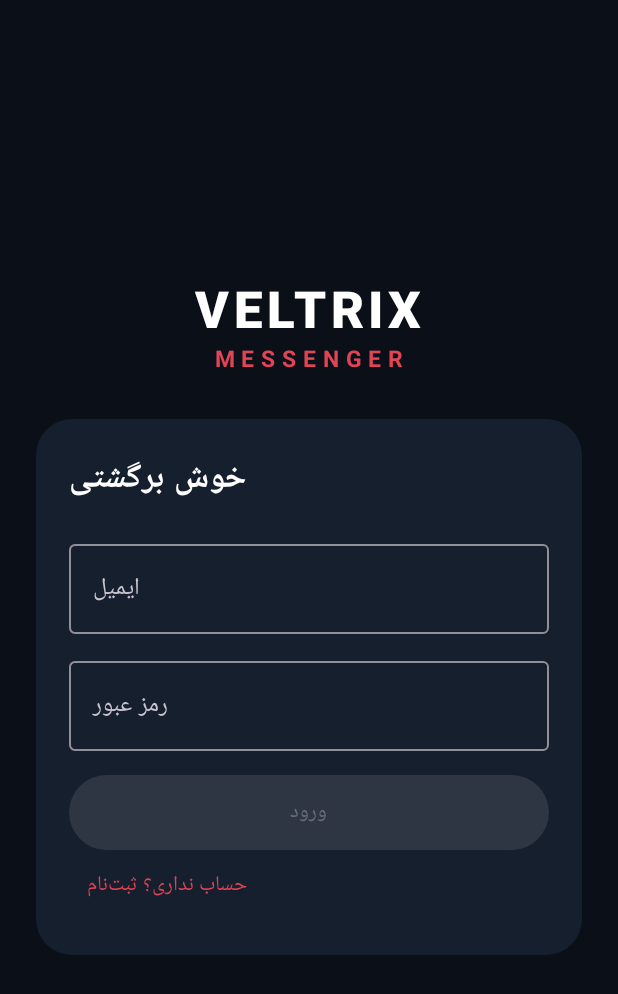
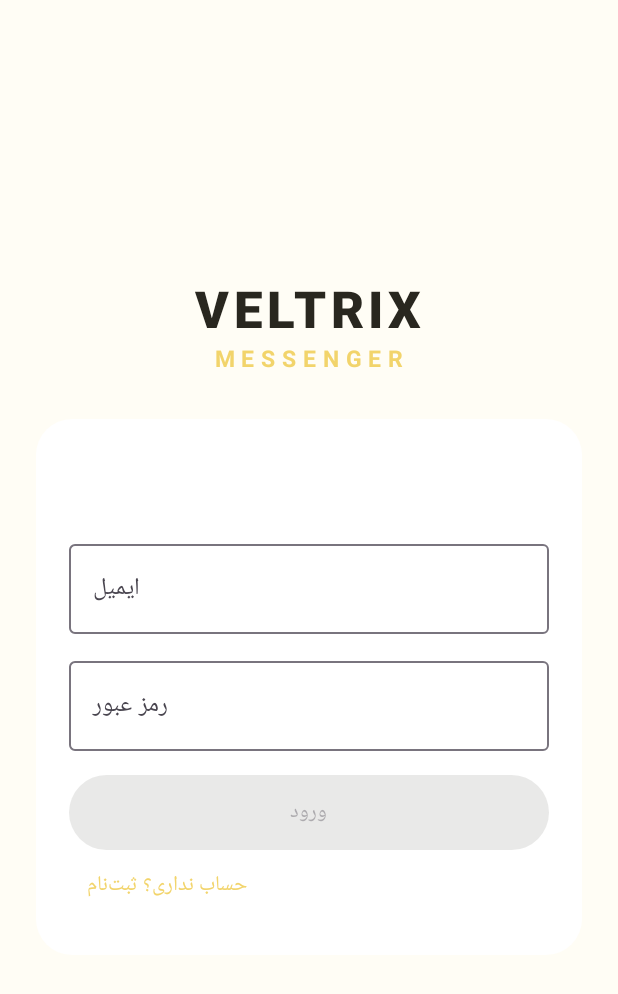
Before and after one commit to amirrezaar7272-cyber/veltrix_messenger, an Android app built with Jetpack Compose: the screen it shows after launch (MainActivity), on a phone screen of 412 x 824 dp. Shown: the top 994 px of the screen. Run offline under Robolectric (Android 15) with nearby library versions, the phone set to English and light mode, and no system bars; libraries missing offline, so code that uses them is left out: io.github.jan.supabase, org.webrtc, org.webrtc.audio; 7 statements that could not run were skipped.

Commit message:
Apply warm light theme to Android app

```diff
--- a/android/app/src/main/java/com/veltrix/messenger/MainActivity.kt
+++ b/android/app/src/main/java/com/veltrix/messenger/MainActivity.kt
@@ -58,10 +58,11 @@ import org.webrtc.audio.JavaAudioDeviceModule
 import kotlin.coroutines.resume
 import kotlin.coroutines.resumeWithException
 
-private val Ink = Color(0xFF0B1018)
-private val Panel = Color(0xFF151F2D)
-private val Accent = Color(0xFFE04455)
-private val Soft = Color(0xFF9AAEC5)
+private val Ink = Color(0xFFFFFDF5)
+private val Panel = Color(0xFFFFFFFF)
+private val Accent = Color(0xFFF2D46B)
+private val Soft = Color(0xFF77715F)
+private val TextPrimary = Color(0xFF29271F)
 
 private val supabase = createSupabaseClient(
     supabaseUrl = "https://gpelalzygwnfngikrcvs.supabase.co",
@@ -162,9 +163,10 @@ class MainActivity : ComponentActivity() {
             if (current != null) onAuthenticated(current.id)
         }
         setContent {
-            MaterialTheme(colorScheme = darkColorScheme(
+            MaterialTheme(colorScheme = lightColorScheme(
                 background = Ink, surface = Panel, primary = Accent,
-                onBackground = Color.White, onSurface = Color.White
+                onPrimary = TextPrimary, onBackground = TextPrimary, onSurface = TextPrimary,
+                secondary = Color(0xFFE9DCA8), onSecondary = TextPrimary
             )) {
                 when {
                     userId == null -> LoginScreen(
@@ -591,7 +593,7 @@ private fun LoginScreen(
             verticalArrangement = Arrangement.Center,
             horizontalAlignment = Alignment.CenterHorizontally
         ) {
-            Text("VELTRIX", color = Color.White, fontSize = 34.sp, fontWeight = FontWeight.Black, letterSpacing = 3.sp)
+            Text("VELTRIX", color = TextPrimary, fontSize = 34.sp, fontWeight = FontWeight.Black, letterSpacing = 3.sp)
             Text("MESSENGER", color = Accent, fontSize = 15.sp, fontWeight = FontWeight.Bold, letterSpacing = 5.sp)
             Spacer(Modifier.height(28.dp))
             Card(colors = CardDefaults.cardColors(containerColor = Panel), shape = RoundedCornerShape(24.dp)) {
@@ -710,7 +712,7 @@ private fun ChatScreen(
                     val mine = message.senderId == supabase.auth.currentUserOrNull()?.id
                     Row(Modifier.fillMaxWidth(), horizontalArrangement = if (mine) Arrangement.End else Arrangement.Start) {
                         Card(
-                            colors = CardDefaults.cardColors(containerColor = if (mine) Color(0xFF542735) else Panel),
+                            colors = CardDefaults.cardColors(containerColor = if (mine) Color(0xFFFFF0B8) else Panel),
                             shape = RoundedCornerShape(16.dp),
                             modifier = Modifier.widthIn(max = 310.dp).padding(vertical = 4.dp)
                         ) {
```
